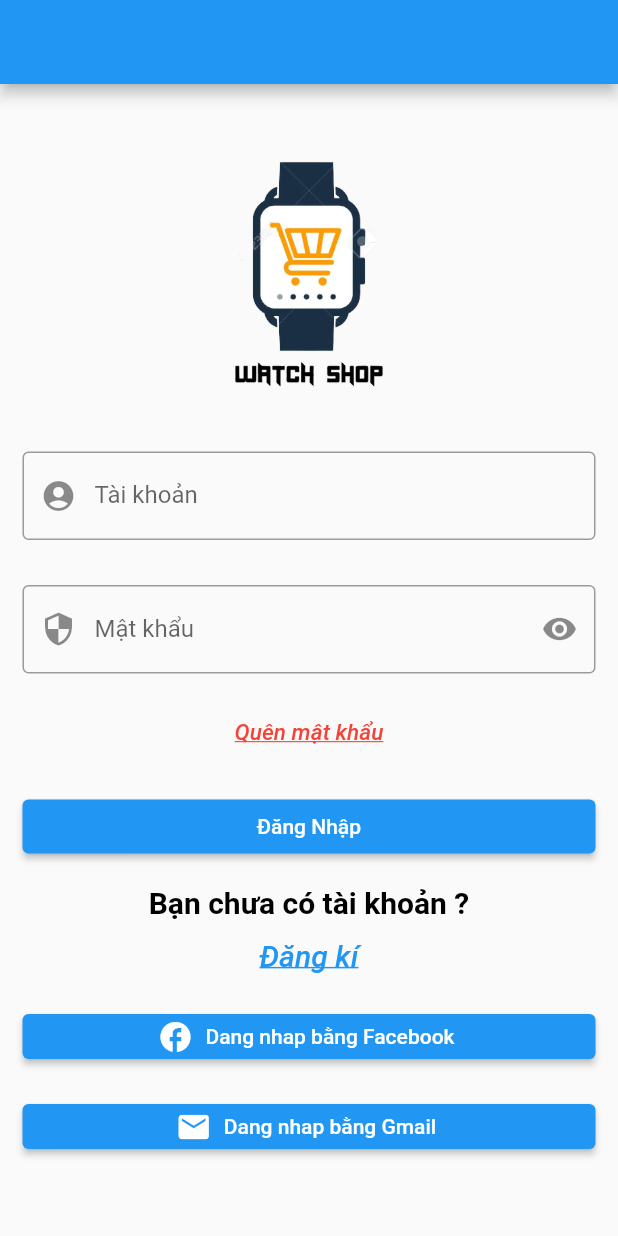
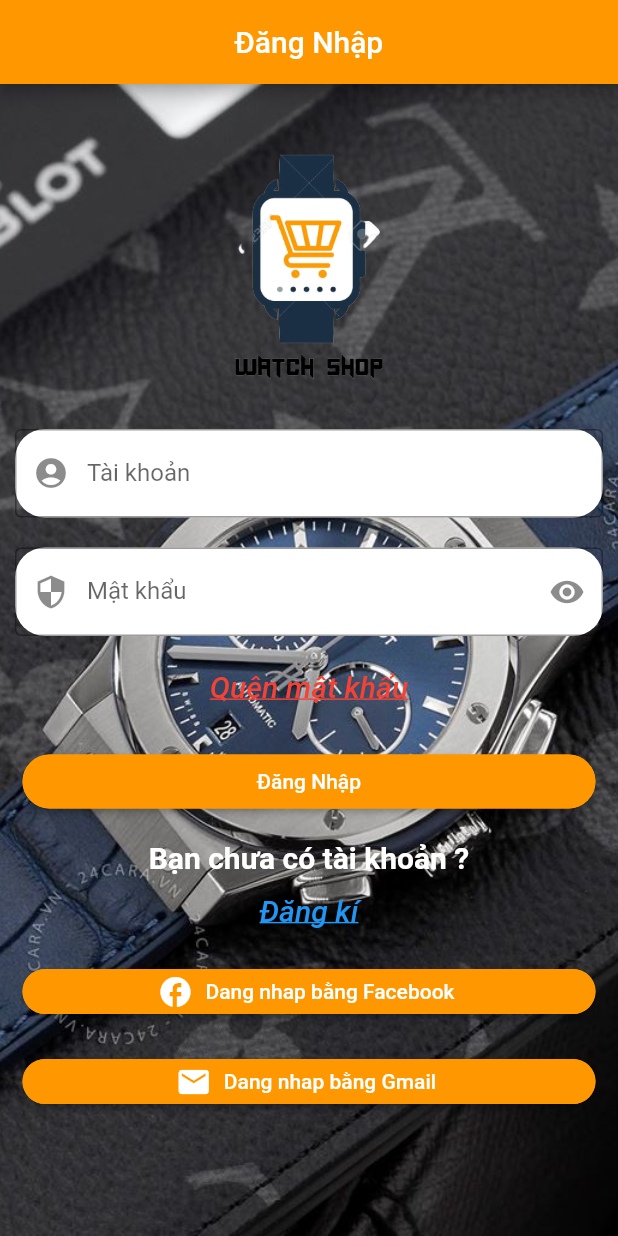
Before and after one commit to huusinh/DoAnFlutter, a Flutter app: the screen it shows after launch, after a tap on an icon or button, on a phone screen of 412 x 824 dp. Run offline on Flutter 3.47's test engine with Material 2 defaults, Android fonts, the phone set to English and light mode, and no system bars; our stand-ins replace carousel_slider, font_awesome_flutter.

Commit message:
Quan lan 1

```diff
--- a/doanbanhang/lib/screens/home/homescreen.dart
+++ b/doanbanhang/lib/screens/home/homescreen.dart
@@ -79,7 +79,9 @@ class _HomeScreenState extends State<HomeScreen>{
       body: ListView(
         children: [
           CarouselSlider(
-            options: CarouselOptions(),
+            options: CarouselOptions(
+              autoPlay: true,
+            ),
             items: [
 
           Image.asset('assets/images/banner.jpg',fit: BoxFit.cover,width: 1300,),
--- a/doanbanhang/lib/screens/login/log_in.dart
+++ b/doanbanhang/lib/screens/login/log_in.dart
@@ -23,20 +23,30 @@ class Login1 extends State<Login>{
      debugShowCheckedModeBanner: false,
      title: " Chao cac ban",
      home: Scaffold(
-       backgroundColor: Colors.pinkAccent[80],
        appBar: AppBar(
-          //title: const Text('Đăng Nhập')
-          foregroundColor: kTextLightColor,
+          title: const Text('Đăng Nhập'),
+          centerTitle: true,
+           backgroundColor: Colors.orange,
           ),
-       body:  Center (
+       body:  Container(
+         decoration: const BoxDecoration(
+           image: DecorationImage(
+             image: AssetImage('assets/images/hublot1.png'),
+             fit: BoxFit.cover),
+         ),
+         child: Center (
          child: ListView( children: [
            Padding(
-             padding: const EdgeInsets.all(15),
-             child: Image.asset('assets/images/bannerLogin.png', width: 150, height: 200,
-             ),
+             padding: const EdgeInsets.all(10),
+             child: Image.asset('assets/images/bannerLogin.png', width: 100, height: 200,),
            ),
-         const Padding(
-          padding: const EdgeInsets.all(15),
+
+        Padding(padding: const EdgeInsets.all(10),
+        child: Container(
+          decoration: BoxDecoration(
+          color: Colors.white12.withOpacity(1),
+         borderRadius: BorderRadius.circular(20),
+        ),
           child: TextField(
             decoration: InputDecoration(
               border: OutlineInputBorder(),
@@ -46,8 +56,14 @@ class Login1 extends State<Login>{
             ),
           ),
           ),
-           Padding(
-          padding: const EdgeInsets.all(15),
+
+        ),
+
+         Padding(padding: EdgeInsets.all(10),
+         child:  Container(decoration: BoxDecoration(
+            color: Colors.white10.withOpacity(1),
+            borderRadius: BorderRadius.circular(20),
+          ),
           child: TextField(
             obscureText: isHiddenPassword,
             decoration: InputDecoration(
@@ -59,17 +75,17 @@ class Login1 extends State<Login>{
                 onTap: _TongglePasswordView,
                 child: Icon(Icons.visibility,
               ),
-
               ),
             ),
           ),
           ),
+         ),
               TextButton(
               child: Text('Quên mật khẩu',
               textAlign: TextAlign.end,
               style: TextStyle(
               color: Colors.red,
-              fontSize: 15,
+              fontSize: 20,
               fontStyle: FontStyle.italic,
               decoration: TextDecoration.underline,
               ) ,
@@ -85,15 +101,26 @@ class Login1 extends State<Login>{
             child: ElevatedButton(
               onPressed: (){
                 Navigator.push(context, MaterialPageRoute(builder: (context) => HomeScreen()));
-              },
+                },
               child: const Text('Đăng Nhập'),
+               style: ButtonStyle(
+                    backgroundColor:
+                        MaterialStateProperty.all<Color>(Colors.orange),
+                    shape: MaterialStateProperty.all<RoundedRectangleBorder>(
+                      RoundedRectangleBorder(
+                        borderRadius: BorderRadius.circular(18),
+                        side: BorderSide(color: Colors.orange),
+                      ),
+                    ),
+                  ),
+
             ),
            ),
            Text('Bạn chưa có tài khoản ?',
               textAlign: TextAlign.center,
               style: TextStyle(
                 fontSize: 20,
-                color: Colors.black,
+                color: Colors.white,
                 fontWeight: FontWeight.bold,
 
               ),
@@ -122,6 +149,16 @@ class Login1 extends State<Login>{
              onPressed: (){},
             icon: Icon(Icons.facebook),
              label: Text("Dang nhap bằng Facebook"),
+              style: ButtonStyle(
+                    backgroundColor:
+                        MaterialStateProperty.all<Color>(Colors.orange),
+                    shape: MaterialStateProperty.all<RoundedRectangleBorder>(
+                      RoundedRectangleBorder(
+                        borderRadius: BorderRadius.circular(18),
+                        side: BorderSide(color: Colors.orange),
+                      ),
+                    ),
+                  ),
 
            ),
          ),
@@ -134,6 +171,16 @@ class Login1 extends State<Login>{
              onPressed: (){},
             icon: Icon(Icons.mail),
              label: Text("Dang nhap bằng Gmail"),
+              style: ButtonStyle(
+                    backgroundColor:
+                        MaterialStateProperty.all<Color>(Colors.orange),
+                    shape: MaterialStateProperty.all<RoundedRectangleBorder>(
+                      RoundedRectangleBorder(
+                        borderRadius: BorderRadius.circular(18),
+                        side: BorderSide(color: Colors.orange),
+                      ),
+                    ),
+                  ),
            ),
          ),
          ),
@@ -141,6 +188,7 @@ class Login1 extends State<Login>{
            ),
          ),
        ),
+       ),
      );
  }
  void _TongglePasswordView(){
```
Also changed, not shown: doanbanhang/lib/screens/login/forgotpassword.dart (+22 -1 lines), doanbanhang/lib/screens/login/newpassword.dart (+13 -1 lines), doanbanhang/lib/screens/login/register.dart (+11 -0 lines), doanbanhang/assets/images/hublot1.png (added), doanbanhang/assets/images/logowatch.png (added).
